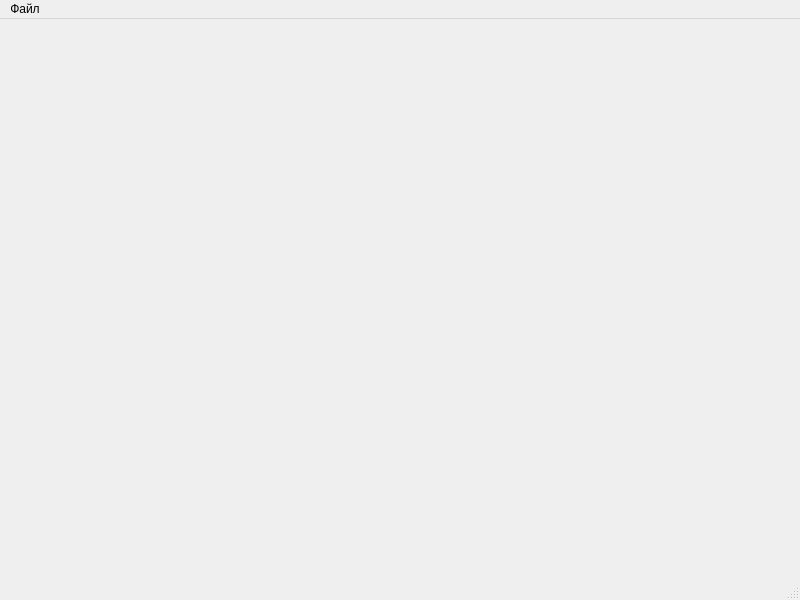
The window that Lab3Pysarenkov/mainwindow.ui (TymofiiPys/lab3Pysarenkov) describes before a commit, drawn with Qt 5.
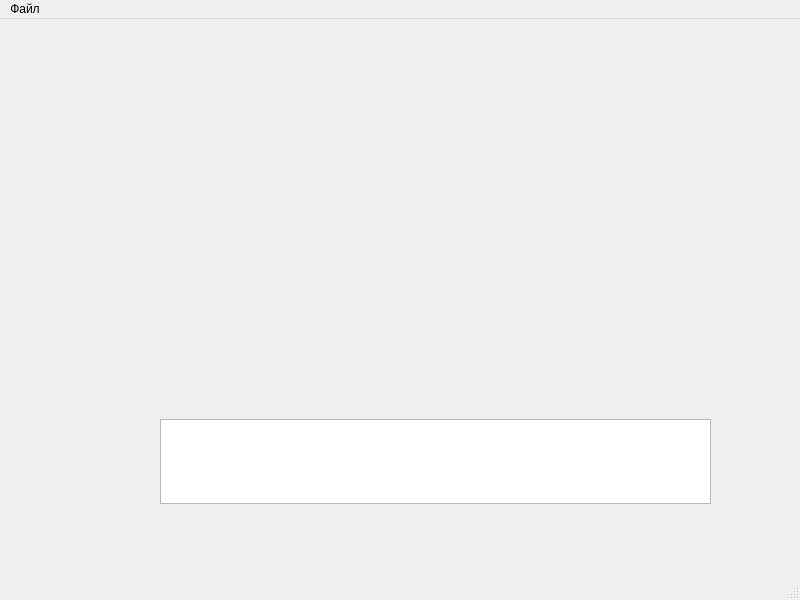
The same window after the commit. Icons and pictures are not drawn.

The edit to the form file:
```diff
--- a/Lab3Pysarenkov/mainwindow.ui
+++ b/Lab3Pysarenkov/mainwindow.ui
@@ -13,7 +13,18 @@
   <property name="windowTitle">
    <string>Медіаплєєр</string>
   </property>
-  <widget class="QWidget" name="centralwidget"/>
+  <widget class="QWidget" name="centralwidget">
+   <widget class="QPlainTextEdit" name="plainTextEdit">
+    <property name="geometry">
+     <rect>
+      <x>160</x>
+      <y>400</y>
+      <width>551</width>
+      <height>85</height>
+     </rect>
+    </property>
+   </widget>
+  </widget>
   <widget class="QMenuBar" name="menubar">
    <property name="geometry">
     <rect>
```
Left out of the diff: 2 changed lines with no effect on the pictures.
